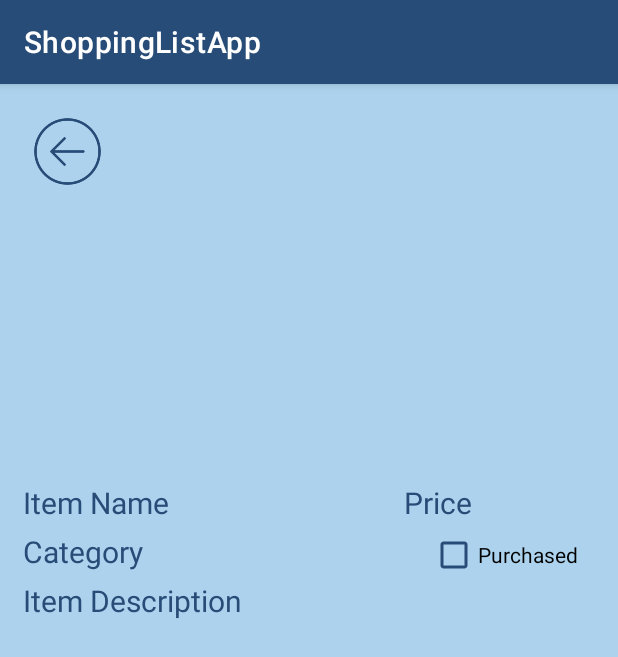
After one commit to jennycho02/ShoppingListApp, an Android app: the InfoActivity screen opened directly, with no data from a screen before it, on a phone screen of 412 x 824 dp. The commit adds this screen. Shown: the top 657 px of the screen. Run offline under Robolectric (Android 15) with nearby library versions, the phone set to English and light mode, and no system bars.

Commit message:
almost done// add view item details button, beautify more

```diff
--- /dev/null
+++ b/app/src/main/java/com/example/shoppinglistapp/InfoActivity.kt
@@ -0,0 +1,11 @@
+package com.example.shoppinglistapp
+
+import androidx.appcompat.app.AppCompatActivity
+import android.os.Bundle
+
+class InfoActivity : AppCompatActivity() {
+    override fun onCreate(savedInstanceState: Bundle?) {
+        super.onCreate(savedInstanceState)
+        setContentView(R.layout.activity_info)
+    }
+}
--- a/app/src/main/java/com/example/shoppinglistapp/adapter/ListAdapter.kt
+++ b/app/src/main/java/com/example/shoppinglistapp/adapter/ListAdapter.kt
@@ -68,6 +68,10 @@ class ShoppingListAdapter(
                 (context as ScrollingActivity).showEditDialog(listItem)
             }
 
+            listRowBinding.ibInfo.setOnClickListener {
+
+            }
+
             listRowBinding.cvItem.setOnClickListener {
                 listRowBinding.cvItem.toggle()
                 listItem.wasBought = listRowBinding.cvItem.isChecked
--- /dev/null
+++ b/app/src/main/res/layout/activity_info.xml
@@ -0,0 +1,97 @@
+<?xml version="1.0" encoding="utf-8"?>
+<LinearLayout xmlns:android="http://schemas.android.com/apk/res/android"
+    xmlns:app="http://schemas.android.com/apk/res-auto"
+    xmlns:tools="http://schemas.android.com/tools"
+    android:layout_width="match_parent"
+    android:layout_height="match_parent"
+    android:orientation="vertical"
+    android:background="#ACD2ED"
+    tools:context=".InfoActivity">
+
+    <ImageButton
+        android:layout_width="50dp"
+        android:layout_height="50dp"
+        android:src="@drawable/back"
+        android:layout_marginStart="20dp"
+        android:layout_marginTop="20dp"
+        android:background="#ACD2ED"
+        android:scaleType="fitCenter"
+        app:tint="#274C77" />
+
+    <ImageView
+        android:id="@+id/itemIcon"
+        android:layout_width="150dp"
+        android:layout_height="150dp"
+        android:layout_gravity="center"
+        android:layout_marginTop="20dp"
+        android:layout_marginBottom="25dp"/>
+
+    <LinearLayout
+        android:layout_width="match_parent"
+        android:layout_height="wrap_content"
+        android:orientation="horizontal"
+        android:weightSum="3"
+        android:layout_marginLeft="15dp"
+        android:layout_marginRight="15dp">
+
+        <TextView
+            android:id="@+id/itemName"
+            android:layout_width="0dp"
+            android:layout_height="wrap_content"
+            android:layout_weight="2"
+            android:text="@string/item_name"
+            android:textSize="20sp"
+            android:textColor="#274C77"/>
+
+        <TextView
+            android:id="@+id/itemPrice"
+            android:layout_width="0dp"
+            android:layout_height="wrap_content"
+            android:layout_weight="1"
+            android:text="@string/price"
+            android:textSize="20sp"
+            android:textColor="#274C77"/>
+
+    </LinearLayout>
+
+    <LinearLayout
+        android:layout_width="match_parent"
+        android:layout_height="wrap_content"
+        android:orientation="horizontal"
+        android:weightSum="3"
+        android:layout_marginLeft="15dp"
+        android:layout_marginRight="15dp"
+        android:layout_marginTop="5dp">
+
+        <TextView
+            android:id="@+id/itemCategory"
+            android:layout_width="250dp"
+            android:layout_height="wrap_content"
+            android:text="@string/category"
+            android:textSize="20sp"
+            android:textColor="#274C77"
+            android:layout_weight="2"/>
+
+        <CheckBox
+            android:id="@+id/cb_purchased"
+            android:layout_width="wrap_content"
+            android:layout_height="25dp"
+            android:text="@string/purchased"
+            android:buttonTint="#274C77"
+            android:layout_weight="1"/>
+
+    </LinearLayout>
+
+    <TextView
+        android:id="@+id/itemDesc"
+        android:layout_width="match_parent"
+        android:layout_height="0dp"
+        android:layout_weight="1"
+        android:text="@string/item_description"
+        android:textSize="20sp"
+        android:layout_marginTop="5dp"
+        android:layout_marginLeft="15dp"
+        android:layout_marginRight="15dp"
+        android:textColor="#274C77"/>
+
+</LinearLayout>
--- a/app/src/main/res/layout/activity_splash.xml
+++ b/app/src/main/res/layout/activity_splash.xml
@@ -4,7 +4,7 @@
     android:layout_width="match_parent"
     android:layout_height="match_parent"
     android:gravity="center"
-    android:background="@drawable/gradientbackground">
+    android:background="#ACD2ED">
 
     <com.airbnb.lottie.LottieAnimationView
         android:id="@+id/animationView"
--- a/app/src/main/res/layout/list_row.xml
+++ b/app/src/main/res/layout/list_row.xml
@@ -39,7 +39,7 @@
             android:layout_marginStart="16dp"
             android:layout_marginTop="8dp"
             android:layout_marginBottom="24dp"
-            android:text="TextView"
+            android:text="@string/item_name"
             android:textColor="#274C77"
             android:textSize="28sp"
             app:layout_constraintBottom_toBottomOf="parent"
@@ -52,7 +52,7 @@
             android:layout_width="wrap_content"
             android:layout_height="wrap_content"
             android:layout_marginStart="24dp"
-            android:text="TextView"
+            android:text="@string/price"
             android:textColor="#274C77"
             android:textSize="18sp"
             app:layout_constraintBottom_toBottomOf="parent"
@@ -78,7 +78,7 @@
             android:layout_height="40dp"
             android:layout_marginTop="32dp"
             android:layout_marginEnd="76dp"
-            android:text="Delete"
+            android:text="@string/delete"
             android:textSize="10sp"
             app:iconTint="#274C77"
             app:layout_constraintBottom_toBottomOf="parent"
--- a/app/src/main/res/values/strings.xml
+++ b/app/src/main/res/values/strings.xml
@@ -7,4 +7,10 @@
         <item>Travel</item>
     </string-array>
     <string name="action_settings">Settings</string>
+    <string name="item_name">Item Name</string>
+    <string name="price">Price</string>
+    <string name="delete">Delete</string>
+    <string name="item_description">Item Description</string>
+    <string name="purchased">Purchased</string>
+    <string name="category">Category</string>
 </resources>
```
Also changed, not shown: app/src/main/AndroidManifest.xml (+13 -6 lines), app/src/main/java/com/example/shoppinglistapp/ScrollingActivity.kt (+11 -21 lines), app/src/main/java/com/example/shoppinglistapp/dialog/SLDialog.kt (+2 -5 lines), app/src/main/res/drawable/back.png (added).
